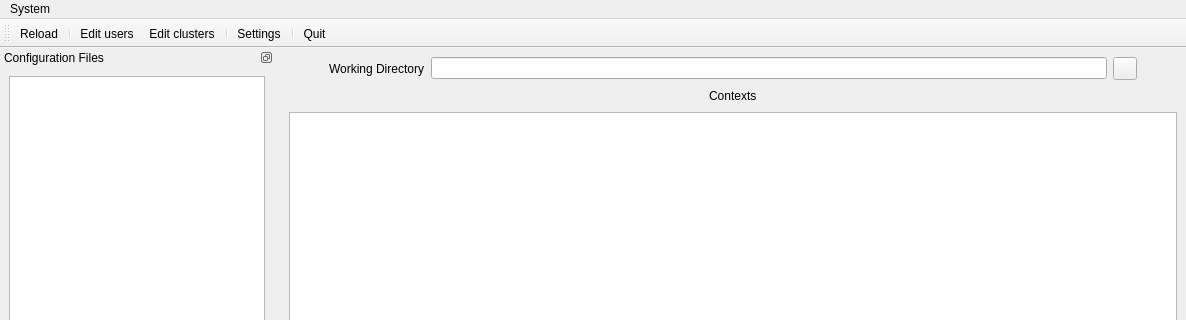
GentooXativa/KubeConfigManager, file src/mainwindow.ui: the form before one commit; both pictures show x 0 to 1186 and y 0 to 320 of the 1186 by 660 pixel window.
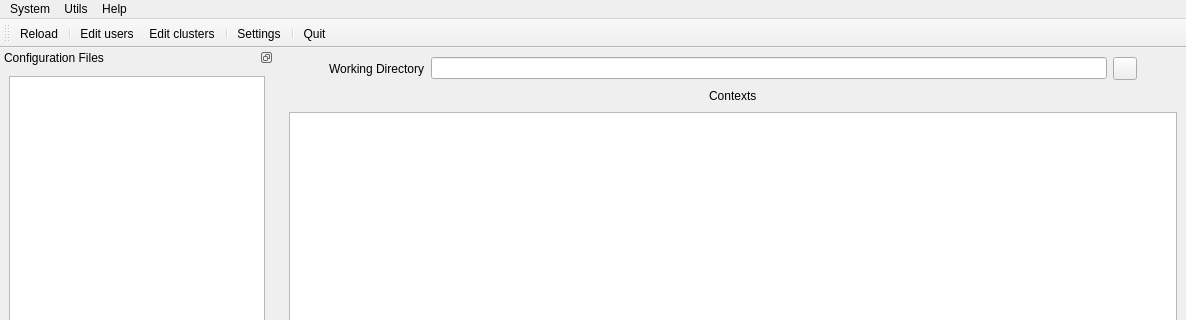
The form after the commit. Icons and pictures are not drawn.

What changed in the file:
```diff
--- a/src/mainwindow.ui
+++ b/src/mainwindow.ui
@@ -335,7 +335,26 @@
     <addaction name="separator"/>
     <addaction name="actionQuit"/>
    </widget>
+   <widget class="QMenu" name="menuUtils">
+    <property name="title">
+     <string>Utils</string>
+    </property>
+    <addaction name="actionNew_KubeConfig_file"/>
+    <addaction name="separator"/>
+    <addaction name="actionEditUsers"/>
+    <addaction name="actionEditClusters"/>
+    <addaction name="separator"/>
+    <addaction name="actionSwitchContext"/>
+   </widget>
+   <widget class="QMenu" name="menuHelp">
+    <property name="title">
+     <string>Help</string>
+    </property>
+    <addaction name="actionAbout"/>
+   </widget>
    <addaction name="menuSystem"/>
+   <addaction name="menuUtils"/>
+   <addaction name="menuHelp"/>
   </widget>
   <widget class="QStatusBar" name="statusbar"/>
   <widget class="QToolBar" name="toolBar">
```
Left out of the diff: 31 changed lines with no effect on the pictures.
